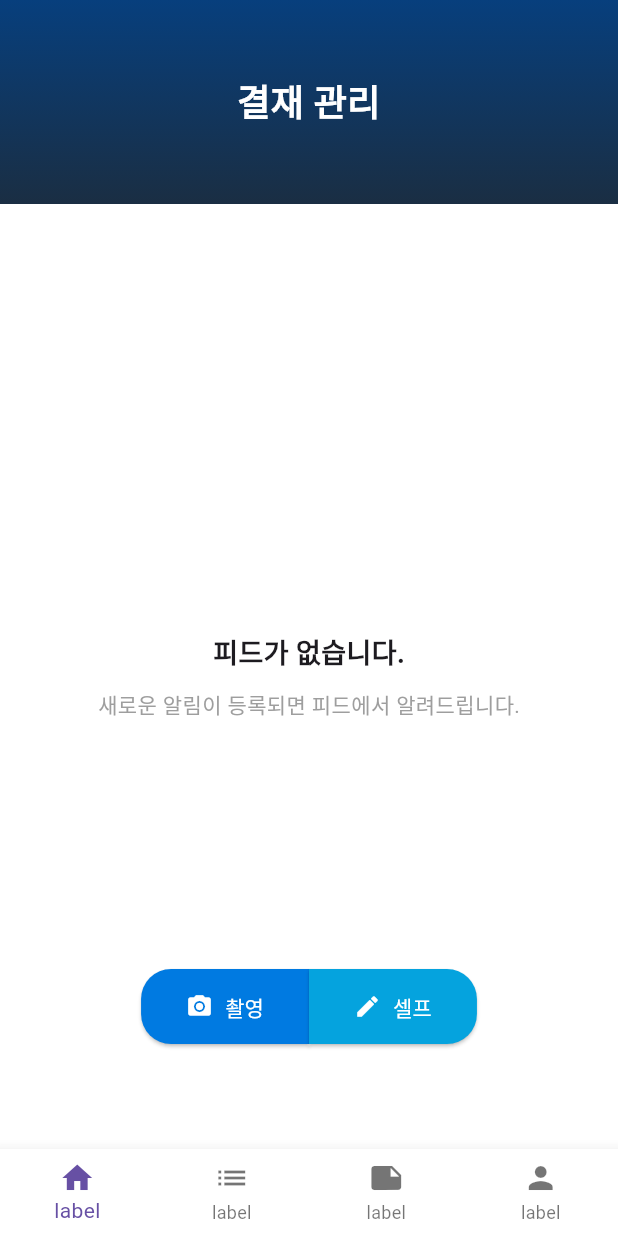
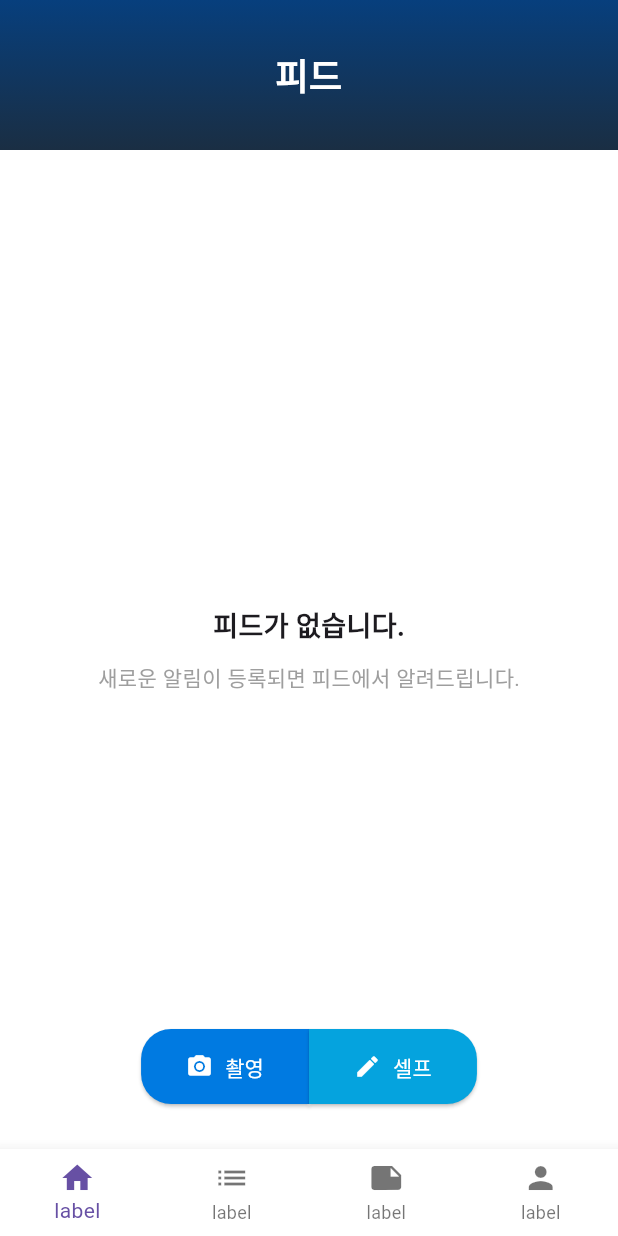
Before and after one commit to THePhanT00M/shcrm, a Flutter app: the HomeScreen screen opened by its route, on a phone screen of 412 x 824 dp. Run offline on Flutter 3.47's test engine with Material 3 defaults, Android fonts, the phone set to English and light mode, and no system bars; our stand-ins replace connectivity_plus.

Commit message:
업데이트

```diff
--- a/lib/screens/home_screen.dart
+++ b/lib/screens/home_screen.dart
@@ -7,7 +7,7 @@ class HomeScreen extends StatelessWidget {
       body: Column(
         children: [
           Container(
-            height: 136,
+            height: 100,
             width: double.infinity,
             decoration: BoxDecoration(
               gradient: LinearGradient(
@@ -18,7 +18,7 @@ class HomeScreen extends StatelessWidget {
             ),
             alignment: Alignment.center,
             child: Text(
-              '결재 관리',
+              '피드',
               style: TextStyle(
                 fontSize: 24,
                 fontWeight: FontWeight.bold,
@@ -51,7 +51,7 @@ class HomeScreen extends StatelessWidget {
                   ),
                 ),
                 Positioned(
-                  bottom: 70, // 바텀 네비게이션 바보다 50px 위로 이동
+                  bottom: 30, // 바텀 네비게이션 바보다 50px 위로 이동
                   left: 0,
                   right: 0,
                   child: Row(
```
